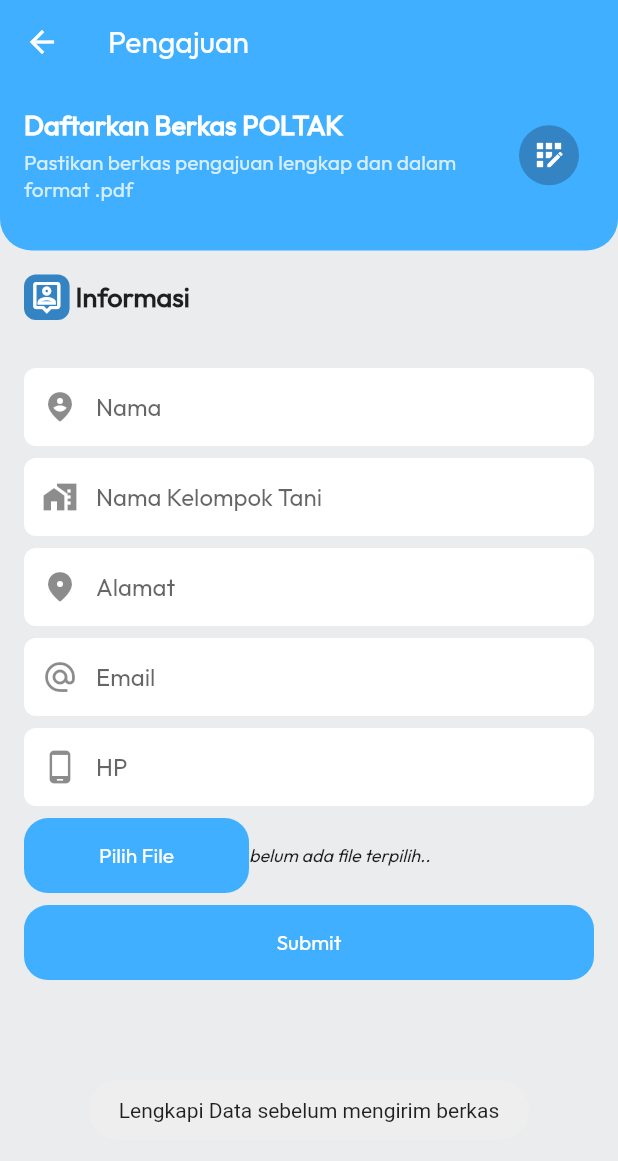
After one commit to siopipin/tembakul_mobile, a Flutter app: the PengajuanScreen screen opened directly, after a tap on "Submit", on a phone screen of 412 x 824 dp. The commit adds this screen. Shown: the top 1161 px of the screen. Run offline on Flutter 3.47's test engine with Material 2 defaults, Android fonts, the light colour scheme and no system bars; our stand-ins replace cached_network_image, file_picker, fluttertoast, shared_preferences, shimmer; accounts and stored records are empty; network calls fail.

Commit message:
pengajuan

```diff
--- a/lib/features/auth/login_screen.dart
+++ b/lib/features/auth/login_screen.dart
@@ -4,7 +4,7 @@ import 'package:fluttertoast/fluttertoast.dart';
 import 'package:tembakul_mobile/features/auth/providers/login_provider.dart';
 import 'package:tembakul_mobile/features/auth/register_screen.dart';
 import 'package:tembakul_mobile/features/auth/widgets/header_banner_widget.dart';
-import 'package:tembakul_mobile/features/auth/widgets/textfield_widget.dart';
+import 'package:tembakul_mobile/widgets/textfield_widget.dart';
 import 'package:tembakul_mobile/features/home/home_screen.dart';
 import 'package:tembakul_mobile/utils/config.dart';
 import 'package:tembakul_mobile/widgets/button_widget.dart';
--- a/lib/features/auth/register_screen.dart
+++ b/lib/features/auth/register_screen.dart
@@ -3,7 +3,7 @@ import 'package:flutter/material.dart';
 import 'package:tembakul_mobile/features/auth/login_screen.dart';
 import 'package:tembakul_mobile/features/auth/providers/register_provider.dart';
 import 'package:tembakul_mobile/features/auth/widgets/header_banner_widget.dart';
-import 'package:tembakul_mobile/features/auth/widgets/textfield_widget.dart';
+import 'package:tembakul_mobile/widgets/textfield_widget.dart';
 import 'package:tembakul_mobile/utils/config.dart';
 import 'package:tembakul_mobile/widgets/button_widget.dart';
 import 'package:tembakul_mobile/widgets/title_section_widget.dart';
--- a/lib/features/home/providers/home_provider.dart
+++ b/lib/features/home/providers/home_provider.dart
@@ -24,7 +24,7 @@ class HomeProvider extends ChangeNotifier {
   }
 
   userInfo() async {
-    data.showToken().then((value) {
+    await data.showToken().then((value) {
       if (value == null) {
         setIsLoggedIn = false;
       } else {
@@ -32,7 +32,7 @@ class HomeProvider extends ChangeNotifier {
       }
     });
 
-    data.showNama().then((value) {
+    await data.showNama().then((value) {
       if (value == null) {
         setName = "User";
       } else {
--- a/lib/features/home/widgets/menu_widget.dart
+++ b/lib/features/home/widgets/menu_widget.dart
@@ -1,6 +1,7 @@
 import 'package:flutter/material.dart';
 import 'package:tembakul_mobile/features/home/providers/home_provider.dart';
 import 'package:tembakul_mobile/features/home/widgets/menu_item_widget.dart';
+import 'package:tembakul_mobile/features/pengajuan/pengajuan_screen.dart';
 import 'package:tembakul_mobile/utils/config.dart';
 import 'package:provider/provider.dart';
 import 'package:tembakul_mobile/widgets/dialog_widget.dart';
@@ -27,14 +28,17 @@ class MenuWidget extends StatelessWidget {
                 GestureDetector(
                   onTap: () {
                     if (watchHome.isLoggedIn) {
-                      print('klik registrasi');
+                      Navigator.push(
+                          context,
+                          MaterialPageRoute(
+                              builder: ((context) => const PengajuanScreen())));
                     } else {
                       showCustomDialog(context);
                     }
                   },
                   child: MenuItemWidget(
                     icon: Icons.app_registration,
-                    title: 'Pendaftaran',
+                    title: 'Pengajuan',
                   ),
                 ),
                 GestureDetector(
--- /dev/null
+++ b/lib/features/pengajuan/pengajuan_screen.dart
@@ -0,0 +1,58 @@
+import 'package:flutter/material.dart';
+import 'package:tembakul_mobile/features/pengajuan/providers/pengajuan_providers.dart';
+import 'package:tembakul_mobile/features/pengajuan/widgets/form_pengajuan_widget.dart';
+import 'package:tembakul_mobile/utils/config.dart';
+import 'package:tembakul_mobile/widgets/header_widget.dart';
+import 'package:tembakul_mobile/widgets/title_section_widget.dart';
+import 'package:provider/provider.dart';
+
+class PengajuanScreen extends StatefulWidget {
+  const PengajuanScreen({Key? key}) : super(key: key);
+
+  @override
+  State<PengajuanScreen> createState() => _PengajuanScreenState();
+}
+
+class _PengajuanScreenState extends State<PengajuanScreen> {
+  @override
+  void initState() {
+    super.initState();
+    Future.microtask(() {
+      context.read<PengajuanProvider>().initial();
+    });
+  }
+
+  @override
+  Widget build(BuildContext context) {
+    return Scaffold(
+      appBar: AppBar(
+        title: const Text("Pengajuan"),
+        elevation: 0,
+      ),
+      body: Scrollbar(
+          child: RefreshIndicator(
+        onRefresh: () async {},
+        child: ListView(padding: EdgeInsets.zero, children: [
+          //header
+          HeaderWidget(
+            title: 'Daftarkan Berkas POLTAK',
+            desc: 'Pastikan berkas pengajuan lengkap dan dalam format .pdf',
+            icon: Icons.app_registration,
+          ),
+          SizedBox(height: Config().padding),
+          Padding(
+            padding: EdgeInsets.symmetric(horizontal: Config().padding),
+            child: Column(children: [
+              //form
+              FormPengajuanWidget()
+
+              //action
+            ]),
+          )
+
+          //action
+        ]),
+      )),
+    );
+  }
+}
--- /dev/null
+++ b/lib/features/pengajuan/providers/pengajuan_providers.dart
@@ -0,0 +1,113 @@
+import 'dart:developer';
+import 'dart:io';
+
+import 'package:file_picker/file_picker.dart';
+import 'package:flutter/material.dart';
+import 'package:fluttertoast/fluttertoast.dart';
+import 'package:http/http.dart' as http;
+import 'package:mime/mime.dart';
+import 'package:tembakul_mobile/utils/config.dart';
+import 'package:tembakul_mobile/utils/shared_preferences.dart';
+import 'package:http_parser/http_parser.dart';
+
+class PengajuanProvider extends ChangeNotifier {
+  initial() async {
+    setFileName = '';
+    setFile = null;
+    ctrlAddress.clear();
+    ctrlAsalPokTan.clear();
+    ctrlEmail.clear();
+    ctrlHP.clear();
+    ctrlNama.clear();
+    userInfo();
+
+    print('user ID: $idUser');
+  }
+
+  SharedData data = SharedData();
+  String _id = "";
+  String get idUser => _id;
+  set setId(val) {
+    _id = val;
+    notifyListeners();
+  }
+
+  userInfo() async {
+    await data.showId().then((value) {
+      if (value == null) {
+        setId = null;
+      } else {
+        setId = value;
+      }
+    });
+  }
+
+  TextEditingController ctrlNama = TextEditingController();
+  TextEditingController ctrlAsalPokTan = TextEditingController();
+  TextEditingController ctrlAddress = TextEditingController();
+  TextEditingController ctrlEmail = TextEditingController();
+  TextEditingController ctrlHP = TextEditingController();
+
+  String _fileName = '';
+  String get fileName => _fileName;
+  set setFileName(val) {
+    _fileName = val;
+    notifyListeners();
+  }
+
+  //SelectFile
+  FilePickerResult? _file;
+  FilePickerResult get fileResult => _file!;
+  set setFile(val) {
+    _file = val;
+    if (val != null) {
+      PlatformFile file = fileResult.files.first;
+      setFileName = file.name;
+    }
+    notifyListeners();
+  }
+
+  Future<dynamic> postPengajuan(
+      {required String nama,
+      required String asal,
+      required String alamat,
+      required String email,
+      required String hp}) async {
+    try {
+      final uri = Uri.parse("${Config().urlApi}tembakul/pengajuan/$idUser");
+      var request = http.MultipartRequest('POST', uri);
+      request.fields['name'] = nama;
+      request.fields['asal_kelompok_tani'] = asal;
+      request.fields['address'] = alamat;
+      request.fields['email'] = email;
+      request.fields['hp'] = hp;
+
+      // final httpImage = http.MultipartFile(
+      //   'file',
+      //   File(fileResult.files.first.path!).readAsBytes().asStream(),
+      //   File(fileResult.files.first.path!).lengthSync(),
+      //   filename: fileResult.files.first.name,
+      // );
+      final mimeTypeData = lookupMimeType(fileResult.files.first.path!,
+          headerBytes: [0xFF, 0xD8])?.split('/');
+      request.files.add(await http.MultipartFile.fromPath(
+          'file', fileResult.files.first.path!,
+          contentType: MediaType(mimeTypeData![0], mimeTypeData[1])));
+      // request.files.add(httpImage);
+      final response = await request.send();
+      print(response.stream.toString());
+      if (response.statusCode == 200) {
+        Fluttertoast.showToast(msg: 'Berkas Berhasil disimpan');
+        ctrlAddress.clear();
+        ctrlAsalPokTan.clear();
+        ctrlEmail.clear();
+        ctrlHP.clear();
+        ctrlNama.clear();
+        setFile = null;
+      }
+    } catch (e) {
+      print(e.toString());
+      Fluttertoast.showToast(msg: 'Gagal memuat berkas, silahkan pilih lagi!');
+    }
+  }
+}
--- /dev/null
+++ b/lib/features/pengajuan/widgets/form_pengajuan_widget.dart
@@ -0,0 +1,100 @@
+import 'package:file_picker/file_picker.dart';
+import 'package:flutter/material.dart';
+import 'package:fluttertoast/fluttertoast.dart';
+import 'package:tembakul_mobile/features/pengajuan/providers/pengajuan_providers.dart';
+import 'package:tembakul_mobile/utils/config.dart';
+import 'package:tembakul_mobile/widgets/button_widget.dart';
+import 'package:tembakul_mobile/widgets/textfield_custom_widget.dart';
+import 'package:tembakul_mobile/widgets/title_section_widget.dart';
+import 'package:provider/provider.dart';
+
+class FormPengajuanWidget extends StatelessWidget {
+  const FormPengajuanWidget({Key? key}) : super(key: key);
+
+  @override
+  Widget build(BuildContext context) {
+    final watchPengajuan = context.watch<PengajuanProvider>();
+    return Column(
+      crossAxisAlignment: CrossAxisAlignment.start,
+      children: [
+        TitleSectionWidget(title: "Informasi", icon: Icons.person_pin_outlined),
+        SizedBox(height: Config().padding),
+        TextFieldCustomWidget(
+          textHint: "Nama",
+          ctrl: watchPengajuan.ctrlNama,
+          icon: Icons.person_pin_circle_rounded,
+        ),
+        SizedBox(height: Config().padding / 2),
+        TextFieldCustomWidget(
+          textHint: "Nama Kelompok Tani",
+          ctrl: watchPengajuan.ctrlAsalPokTan,
+          icon: Icons.home_work,
+        ),
+        SizedBox(height: Config().padding / 2),
+        TextFieldCustomWidget(
+            textHint: "Alamat",
+            ctrl: watchPengajuan.ctrlAddress,
+            icon: Icons.location_on_rounded),
+        SizedBox(height: Config().padding / 2),
+        TextFieldCustomWidget(
+          textHint: "Email",
+          ctrl: watchPengajuan.ctrlEmail,
+          icon: Icons.alternate_email,
+        ),
+        SizedBox(height: Config().padding / 2),
+        TextFieldCustomWidget(
+          textHint: "HP",
+          isNumber: true,
+          ctrl: watchPengajuan.ctrlHP,
+          icon: Icons.phone_android,
+        ),
+        SizedBox(height: Config().padding / 2),
+        Row(
+          children: [
+            ButtonWidget(
+              text:
+                  watchPengajuan.fileName.isEmpty ? 'Pilih File' : "Ganti File",
+              width: 150,
+              function: () async {
+                watchPengajuan.setFile = await FilePicker.platform.pickFiles(
+                    type: FileType.custom, allowedExtensions: ['pdf']);
+              },
+            ),
+            Text(
+              watchPengajuan.fileName.isEmpty
+                  ? 'belum ada file terpilih..'
+                  : "  ${watchPengajuan.fileName}",
+              style: TextStyle(
+                  fontSize: Config().fontSizeTiny, fontStyle: FontStyle.italic),
+            )
+          ],
+        ),
+        SizedBox(height: Config().padding / 2),
+        ButtonWidget(
+          text: "Submit",
+          function: () async {
+            if (watchPengajuan.ctrlAddress.text.isEmpty ||
+                watchPengajuan.ctrlAsalPokTan.text.isEmpty ||
+                watchPengajuan.ctrlEmail.text.isEmpty ||
+                watchPengajuan.ctrlHP.text.isEmpty ||
+                watchPengajuan.ctrlHP.text.isEmpty) {
+              Fluttertoast.showToast(
+                  msg: "Lengkapi Data sebelum mengirim berkas");
+            } else if (watchPengajuan.fileName.isEmpty) {
+              Fluttertoast.showToast(
+                  msg: "Silahkan pilih berkas sebelum submit");
+            } else {
+              await watchPengajuan.postPengajuan(
+                nama: watchPengajuan.ctrlNama.text,
+                asal: watchPengajuan.ctrlAsalPokTan.text,
+                alamat: watchPengajuan.ctrlAddress.text,
+                email: watchPengajuan.ctrlEmail.text,
+                hp: watchPengajuan.ctrlHP.text,
+              );
+            }
+          },
+        ),
+      ],
+    );
+  }
+}
--- a/lib/main.dart
+++ b/lib/main.dart
@@ -6,6 +6,7 @@ import 'package:tembakul_mobile/features/auth/providers/register_provider.dart';
 import 'package:tembakul_mobile/features/home/home_screen.dart';
 import 'package:tembakul_mobile/features/home/providers/home_provider.dart';
 import 'package:tembakul_mobile/features/news_slides/providers/news_provider.dart';
+import 'package:tembakul_mobile/features/pengajuan/providers/pengajuan_providers.dart';
 import 'package:tembakul_mobile/utils/config.dart';
 
 void main() {
@@ -14,6 +15,7 @@ void main() {
     ChangeNotifierProvider(create: (_) => LoginProvider()),
     ChangeNotifierProvider(create: (_) => RegisterProvider()),
     ChangeNotifierProvider(create: (_) => HomeProvider()),
+    ChangeNotifierProvider(create: (_) => PengajuanProvider()),
   ], child: const MyApp()));
 }
 
--- a/lib/utils/api_base_helper.dart
+++ b/lib/utils/api_base_helper.dart
@@ -1,6 +1,5 @@
 // ignore_for_file: prefer_typing_uninitialized_variables
 
-import 'dart:convert';
 import 'dart:io';
 import 'package:http/http.dart';
 import 'package:tembakul_mobile/utils/config.dart';
--- a/lib/widgets/button_widget.dart
+++ b/lib/widgets/button_widget.dart
@@ -4,13 +4,18 @@ import 'package:tembakul_mobile/utils/config.dart';
 class ButtonWidget extends StatelessWidget {
   final String text;
   final VoidCallback? function;
-  const ButtonWidget({Key? key, required this.text, this.function})
+  final double width;
+  const ButtonWidget(
+      {Key? key,
+      required this.text,
+      required this.function,
+      this.width = double.infinity})
       : super(key: key);
 
   @override
   Widget build(BuildContext context) {
     return SizedBox(
-      width: double.infinity,
+      width: width,
       height: 50,
       child: ElevatedButton(
         onPressed: function!,
--- /dev/null
+++ b/lib/widgets/header_widget.dart
@@ -0,0 +1,73 @@
+import 'package:flutter/material.dart';
+
+import 'package:tembakul_mobile/utils/config.dart';
+
+class HeaderWidget extends StatefulWidget {
+  final String title;
+  final String desc;
+  final IconData icon;
+  const HeaderWidget({
+    Key? key,
+    required this.title,
+    required this.desc,
+    required this.icon,
+  }) : super(key: key);
+
+  @override
+  State<HeaderWidget> createState() => _HeaderWidgetState();
+}
+
+class _HeaderWidgetState extends State<HeaderWidget> {
+  @override
+  Widget build(BuildContext context) {
+    return Container(
+      padding: EdgeInsets.all(Config().padding),
+      decoration: BoxDecoration(
+          color: Config().colorPrimary,
+          borderRadius: BorderRadius.only(
+            bottomLeft: Radius.circular(Config().padding + 5),
+            bottomRight: Radius.circular(Config().padding + 5),
+          )),
+      child: Column(
+        children: [
+          //Wellcome Message
+          Row(
+            mainAxisAlignment: MainAxisAlignment.spaceBetween,
+            children: [
+              Expanded(
+                child: Column(
+                  crossAxisAlignment: CrossAxisAlignment.start,
+                  children: [
+                    Text(widget.title,
+                        style: TextStyle(
+                            color: Config().fontPrimaryWhite,
+                            fontWeight: FontWeight.bold,
+                            fontSize: Config().fontSizeH1)),
+                    SizedBox(height: Config().padding / 4),
+                    Text(
+                      widget.desc,
+                      style: TextStyle(color: Config().fontSecondary),
+                    )
+                  ],
+                ),
+              ),
+              Row(
+                children: [
+                  CircleAvatar(
+                    backgroundColor: Config().colorSecondary,
+                    child: Icon(
+                      widget.icon,
+                      color: Config().colorItem,
+                    ),
+                  ),
+                  SizedBox(width: Config().padding - 6),
+                ],
+              )
+            ],
+          ),
+          SizedBox(height: Config().padding),
+        ],
+      ),
+    );
+  }
+}
--- /dev/null
+++ b/lib/widgets/textfield_custom_widget.dart
@@ -0,0 +1,41 @@
+import 'package:flutter/material.dart';
+import 'package:tembakul_mobile/utils/config.dart';
+
+class TextFieldCustomWidget extends StatelessWidget {
+  final String textHint;
+  final bool isNumber;
+  final IconData icon;
+  final TextEditingController? ctrl;
+  const TextFieldCustomWidget({
+    Key? key,
+    required this.ctrl,
+    required this.textHint,
+    required this.icon,
+    this.isNumber = false,
+  }) : super(key: key);
+
+  @override
+  Widget build(BuildContext context) {
+    return TextField(
+      textAlign: TextAlign.left,
+      controller: ctrl,
+      keyboardType:
+          isNumber == true ? TextInputType.number : TextInputType.text,
+      decoration: InputDecoration(
+        hintText: textHint,
+        hintStyle: TextStyle(fontSize: Config().fontSizeH2),
+        prefixIcon: Icon(icon),
+        border: OutlineInputBorder(
+          borderRadius: BorderRadius.circular(8),
+          borderSide: const BorderSide(
+            width: 0,
+            style: BorderStyle.none,
+          ),
+        ),
+        filled: true,
+        contentPadding: const EdgeInsets.all(16),
+        fillColor: Config().colorItem,
+      ),
+    );
+  }
+}
--- a/pubspec.yaml
+++ b/pubspec.yaml
@@ -20,6 +20,8 @@ dependencies:
   cached_network_image: ^3.2.1
   intl: ^0.17.0
   shared_preferences: ^2.0.8
+  file_picker: ^5.0.1
+  mime: ^1.0.1
 
 
 dev_dependencies:
```
Also changed, not shown: lib/widgets/textfield_widget.dart (renamed from lib/features/auth/widgets/textfield_widget.dart), pubspec.lock, 1 other file.
